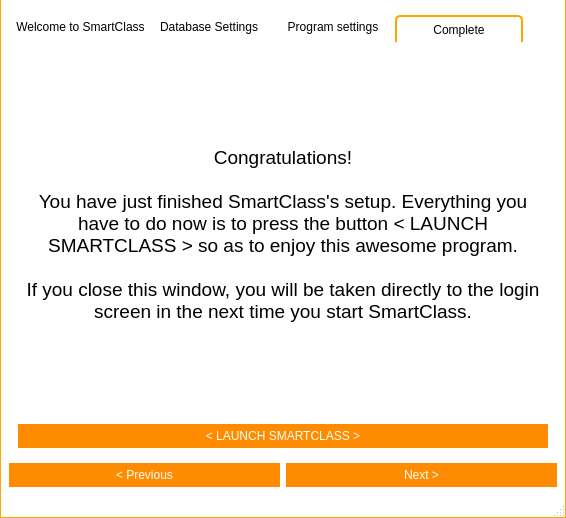
Old version of the form frmfirstrun.ui in the repository Nintersoft/SmartClass.
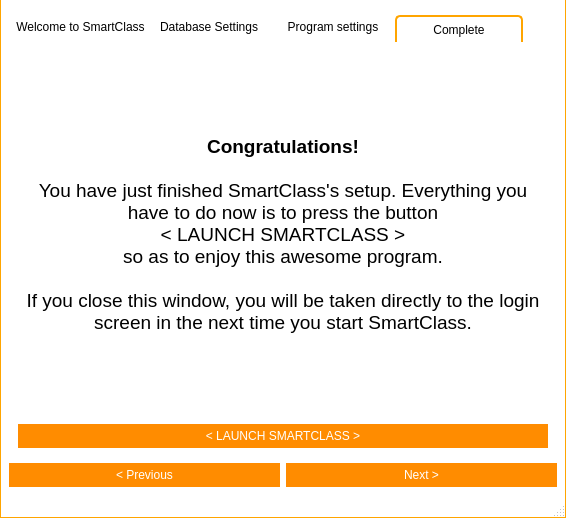
New version of the form. The open tabs and pages were chosen to show the change. Icons and pictures are not drawn.

```diff
--- a/frmfirstrun.ui
+++ b/frmfirstrun.ui
@@ -2048,7 +2048,7 @@
                </font>
               </property>
               <property name="text">
-               <string>&lt;html&gt;&lt;head/&gt;&lt;body&gt;&lt;p align=&quot;center&quot;&gt;Congratulations!&lt;br/&gt;&lt;br/&gt;You have just finished SmartClass's setup. Everything you have to do now is to press the button &amp;lt; LAUNCH SMARTCLASS &amp;gt; so as to enjoy this awesome program.&lt;br/&gt;&lt;br/&gt;If you close this window, you will be taken directly to the login screen in the next time you start SmartClass.&lt;/p&gt;&lt;/body&gt;&lt;/html&gt;</string>
+               <string>&lt;html&gt;&lt;head/&gt;&lt;body&gt;&lt;p align=&quot;center&quot;&gt;&lt;span style=&quot; font-weight:600;&quot;&gt;Congratulations!&lt;/span&gt;&lt;br/&gt;&lt;br/&gt;You have just finished SmartClass's setup. Everything you have to do now is to press the button&lt;br/&gt;&amp;lt; LAUNCH SMARTCLASS &amp;gt;&lt;br/&gt;so as to enjoy this awesome program.&lt;br/&gt;&lt;br/&gt;If you close this window, you will be taken directly to the login screen in the next time you start SmartClass.&lt;/p&gt;&lt;/body&gt;&lt;/html&gt;</string>
               </property>
               <property name="alignment">
                <set>Qt::AlignCenter</set>
```
